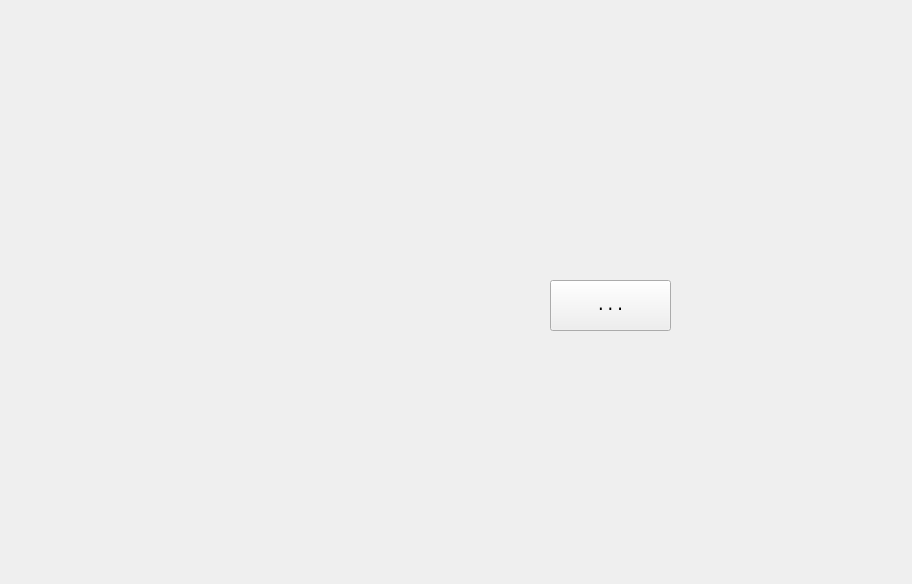
Old version of the form satisyapform.ui in the repository mamoo81/bhss.
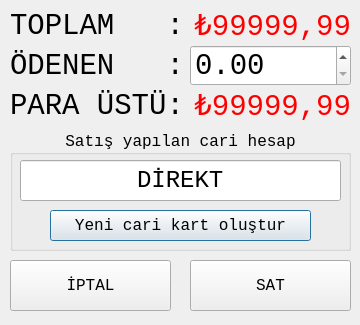
New version of the form. Icons and pictures are not drawn.

The edit to the form file:
```diff
--- a/satisyapform.ui
+++ b/satisyapform.ui
@@ -6,10 +6,16 @@
    <rect>
     <x>0</x>
     <y>0</y>
-    <width>912</width>
-    <height>584</height>
+    <width>360</width>
+    <height>325</height>
    </rect>
   </property>
+  <property name="minimumSize">
+   <size>
+    <width>360</width>
+    <height>325</height>
+   </size>
+  </property>
   <property name="font">
    <font>
     <family>Monospace</family>
@@ -19,23 +25,241 @@
   <property name="windowTitle">
    <string>Dialog</string>
   </property>
-  <widget class="QToolButton" name="toolButton">
+  <property name="windowIcon">
+   <iconset resource="images.qrc">
+    <normaloff>:/images/ui/mhss.png</normaloff>:/images/ui/mhss.png</iconset>
+  </property>
+  <widget class="QLabel" name="label">
    <property name="geometry">
     <rect>
-     <x>550</x>
-     <y>280</y>
-     <width>121</width>
+     <x>10</x>
+     <y>10</y>
+     <width>171</width>
+     <height>31</height>
+    </rect>
+   </property>
+   <property name="font">
+    <font>
+     <family>Monospace</family>
+     <pointsize>22</pointsize>
+    </font>
+   </property>
+   <property name="text">
+    <string>TOPLAM   :</string>
+   </property>
+  </widget>
+  <widget class="QLabel" name="toplamLBL">
+   <property name="geometry">
+    <rect>
+     <x>190</x>
+     <y>10</y>
+     <width>161</width>
+     <height>31</height>
+    </rect>
+   </property>
+   <property name="font">
+    <font>
+     <family>Monospace</family>
+     <pointsize>22</pointsize>
+    </font>
+   </property>
+   <property name="styleSheet">
+    <string notr="true">color: rgb(255, 0, 0);</string>
+   </property>
+   <property name="text">
+    <string>₺99999,99</string>
+   </property>
+   <property name="alignment">
+    <set>Qt::AlignRight|Qt::AlignTrailing|Qt::AlignVCenter</set>
+   </property>
+  </widget>
+  <widget class="QLabel" name="label_3">
+   <property name="geometry">
+    <rect>
+     <x>10</x>
+     <y>50</y>
+     <width>171</width>
+     <height>31</height>
+    </rect>
+   </property>
+   <property name="font">
+    <font>
+     <family>Monospace</family>
+     <pointsize>22</pointsize>
+    </font>
+   </property>
+   <property name="text">
+    <string>ÖDENEN   :</string>
+   </property>
+  </widget>
+  <widget class="QLabel" name="label_4">
+   <property name="geometry">
+    <rect>
+     <x>10</x>
+     <y>90</y>
+     <width>171</width>
+     <height>31</height>
+    </rect>
+   </property>
+   <property name="font">
+    <font>
+     <family>Monospace</family>
+     <pointsize>22</pointsize>
+    </font>
+   </property>
+   <property name="text">
+    <string>PARA ÜSTÜ:</string>
+   </property>
+  </widget>
+  <widget class="QLabel" name="ParaUstuLBL">
+   <property name="geometry">
+    <rect>
+     <x>190</x>
+     <y>90</y>
+     <width>161</width>
+     <height>31</height>
+    </rect>
+   </property>
+   <property name="font">
+    <font>
+     <family>Monospace</family>
+     <pointsize>22</pointsize>
+    </font>
+   </property>
+   <property name="styleSheet">
+    <string notr="true">color: rgb(255, 0, 0);</string>
+   </property>
+   <property name="text">
+    <string>₺99999,99</string>
+   </property>
+   <property name="alignment">
+    <set>Qt::AlignRight|Qt::AlignTrailing|Qt::AlignVCenter</set>
+   </property>
+  </widget>
+  <widget class="QGroupBox" name="groupBox">
+   <property name="geometry">
+    <rect>
+     <x>10</x>
+     <y>130</y>
+     <width>341</width>
+     <height>121</height>
+    </rect>
+   </property>
+   <property name="title">
+    <string>Satış yapılan cari hesap</string>
+   </property>
+   <property name="alignment">
+    <set>Qt::AlignCenter</set>
+   </property>
+   <widget class="QLineEdit" name="lineEdit_2">
+    <property name="geometry">
+     <rect>
+      <x>10</x>
+      <y>30</y>
+      <width>321</width>
+      <height>41</height>
+     </rect>
+    </property>
+    <property name="font">
+     <font>
+      <family>Monospace</family>
+      <pointsize>18</pointsize>
+     </font>
+    </property>
+    <property name="text">
+     <string>DİREKT</string>
+    </property>
+    <property name="alignment">
+     <set>Qt::AlignCenter</set>
+    </property>
+   </widget>
+   <widget class="QPushButton" name="pushButton_3">
+    <property name="geometry">
+     <rect>
+      <x>40</x>
+      <y>80</y>
+      <width>261</width>
+      <height>31</height>
+     </rect>
+    </property>
+    <property name="text">
+     <string>Yeni cari kart oluştur</string>
+    </property>
+    <property name="icon">
+     <iconset resource="images.qrc">
+      <normaloff>:/images/ui/identity-card.png</normaloff>:/images/ui/identity-card.png</iconset>
+    </property>
+    <property name="iconSize">
+     <size>
+      <width>24</width>
+      <height>24</height>
+     </size>
+    </property>
+   </widget>
+  </widget>
+  <widget class="QPushButton" name="iptalBtn">
+   <property name="geometry">
+    <rect>
+     <x>10</x>
+     <y>260</y>
+     <width>161</width>
      <height>51</height>
     </rect>
    </property>
    <property name="text">
-    <string>...</string>
+    <string>İPTAL</string>
    </property>
-   <property name="checkable">
-    <bool>false</bool>
+   <property name="icon">
+    <iconset resource="images.qrc">
+     <normaloff>:/images/ui/remove.png</normaloff>:/images/ui/remove.png</iconset>
    </property>
-   <property name="checked">
-    <bool>false</bool>
+   <property name="iconSize">
+    <size>
+     <width>32</width>
+     <height>32</height>
+    </size>
+   </property>
+  </widget>
+  <widget class="QPushButton" name="satBtn">
+   <property name="geometry">
+    <rect>
+     <x>190</x>
+     <y>260</y>
+     <width>161</width>
+     <height>51</height>
+    </rect>
+   </property>
+   <property name="text">
+    <string>SAT</string>
+   </property>
+   <property name="icon">
+    <iconset resource="images.qrc">
+     <normaloff>:/images/ui/check.png</normaloff>:/images/ui/check.png</iconset>
+   </property>
+   <property name="iconSize">
+    <size>
+     <width>32</width>
+     <height>32</height>
+    </size>
+   </property>
+  </widget>
+  <widget class="QDoubleSpinBox" name="OdenendoubleSpinBox">
+   <property name="geometry">
+    <rect>
+     <x>190</x>
+     <y>45</y>
+     <width>161</width>
+     <height>41</height>
+    </rect>
+   </property>
+   <property name="font">
+    <font>
+     <family>Monospace</family>
+     <pointsize>22</pointsize>
+    </font>
+   </property>
+   <property name="buttonSymbols">
+    <enum>QAbstractSpinBox::UpDownArrows</enum>
    </property>
   </widget>
  </widget>
```
Left out of the diff: 12 changed lines with no effect on the pictures.
